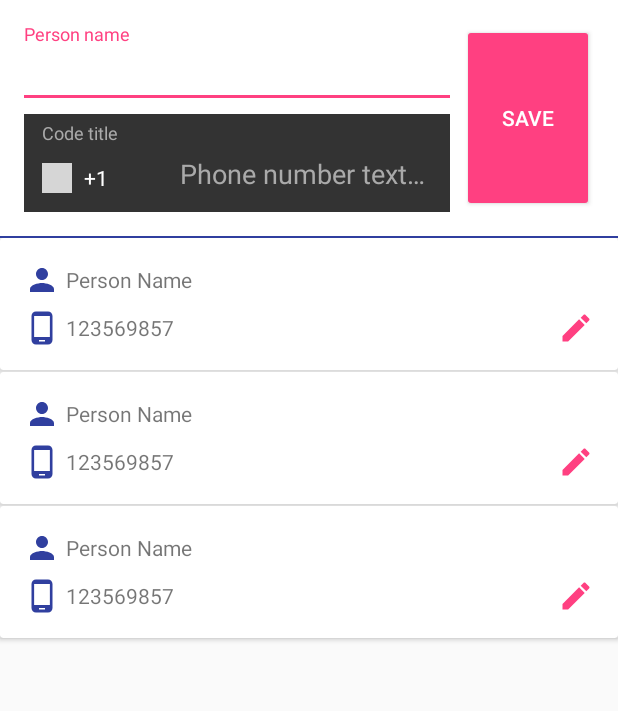
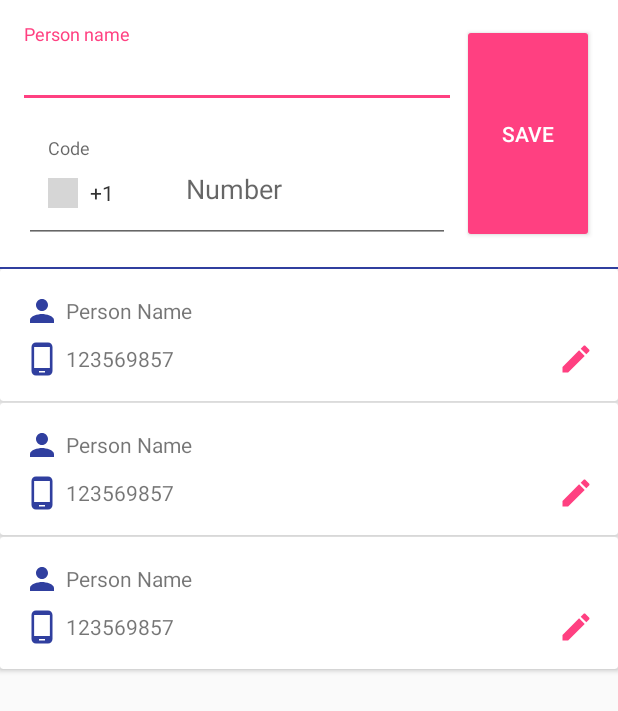
Before and after one commit to ankurgecr/PhoneNumberEditText, an Android app: the layout activity_main.xml on its own in the app's theme, with its tools: preview values and no code run, on a phone screen of 412 x 824 dp. Shown: the top 711 px of the screen. Run offline under Robolectric (Android 15) with nearby library versions, the phone set to English and light mode, and no system bars; grey boxes are pictures that could not be loaded.

Commit message:
Experiments with Background of main view, minor optimisation

```diff
--- a/app/src/main/res/layout/layout_person_details.xml
+++ b/app/src/main/res/layout/layout_person_details.xml
@@ -35,13 +35,7 @@
             android:id="@+id/edt_phone"
             android:layout_width="match_parent"
             android:layout_height="wrap_content"
-            android:layout_margin="@dimen/gap_internal"
-            android:background="#333333"
-            android:hint="Phone number text title"
-            android:label="Country list dialog title"
-            android:title="Code title"
-            android:textColor="#ffffff"
-            android:textColorHint="#aaaaaa" />
+            android:layout_margin="@dimen/gap_internal" />
 
     </LinearLayout>
 
--- a/lib_phonenumberedittext/src/main/java/android/helper/PhoneNumberEditText.java
+++ b/lib_phonenumberedittext/src/main/java/android/helper/PhoneNumberEditText.java
@@ -134,6 +134,7 @@ public class PhoneNumberEditText extends LinearLayout {
         if (viewBackground == null) {
             backgroundCustomised = false;
             viewBackground = input_phone.getBackground();
+            //viewBackground = ContextCompat.getDrawable(getContext(), R.drawable.bg_country_phone_custom_view);
             if (Build.VERSION.SDK_INT >= Build.VERSION_CODES.JELLY_BEAN) {
                 super.setBackground(viewBackground);
             } else {
@@ -358,21 +359,6 @@ public class PhoneNumberEditText extends LinearLayout {
             //adapter.setDefaultHintColor(textColorHint);
             adapter.notifyDataSetChanged();
             //input_country_phone_container.setHin(textColorHint);
-
-            /*
-            int backgroundResId = a.getResourceId(
-                    R.styleable.PhoneNumberEditText_android_background,
-                    -999
-            );
-            if (backgroundResId != -999) {
-                containerBackground = ContextCompat.getDrawable(getContext(), backgroundResId);
-                backgroundCustomised = true;
-            } else {
-                containerBackground = ContextCompat.getDrawable(getContext(), android.R.drawable.editbox_background);
-                backgroundCustomised = false;
-            }
-            setContainerBackground(containerBackground);
-            */
         } catch (Exception e) {
             e.printStackTrace();
         } finally {
@@ -422,20 +408,6 @@ public class PhoneNumberEditText extends LinearLayout {
             e.printStackTrace();
         }
     }
-
-    /*
-    public void setBackground(@DrawableRes int resourceId) {
-        setBackground(
-                ContextCompat.getDrawable(getContext(), resourceId)
-        );
-    }
-
-    public void setBackground(Drawable drawable) {
-        containerBackground = drawable;
-        backgroundCustomised = true;
-        setContainerBackground(containerBackground);
-    }
-    */
 
     public boolean isValid() {
         for (View view : compulsoryFields) {
```
